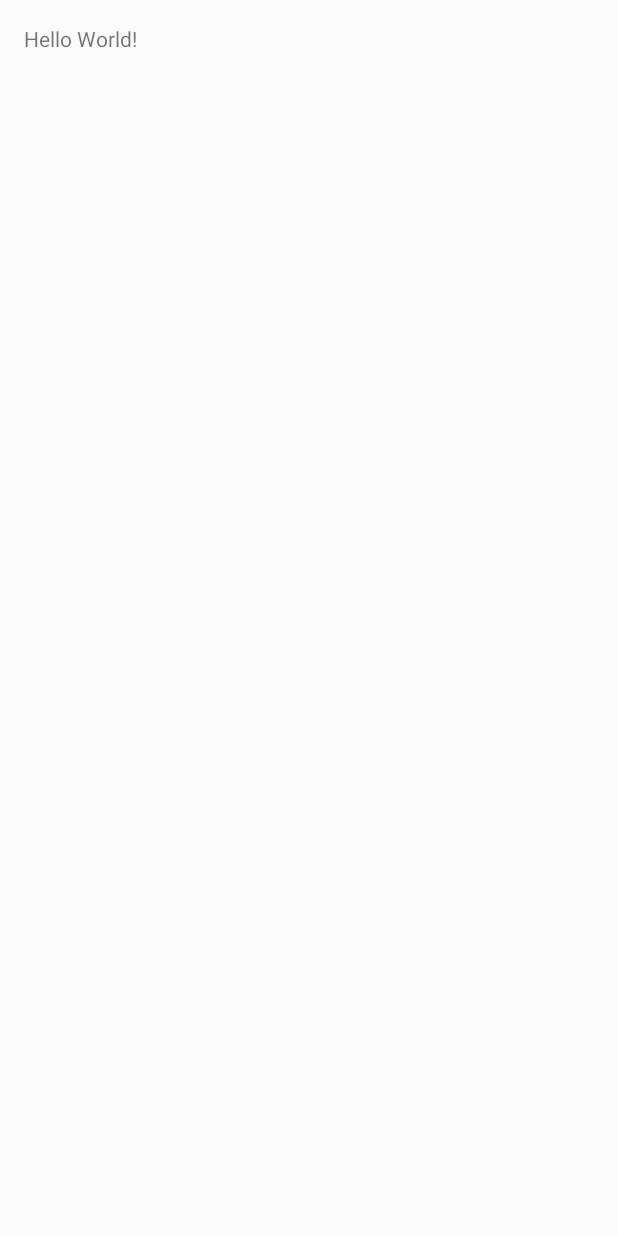
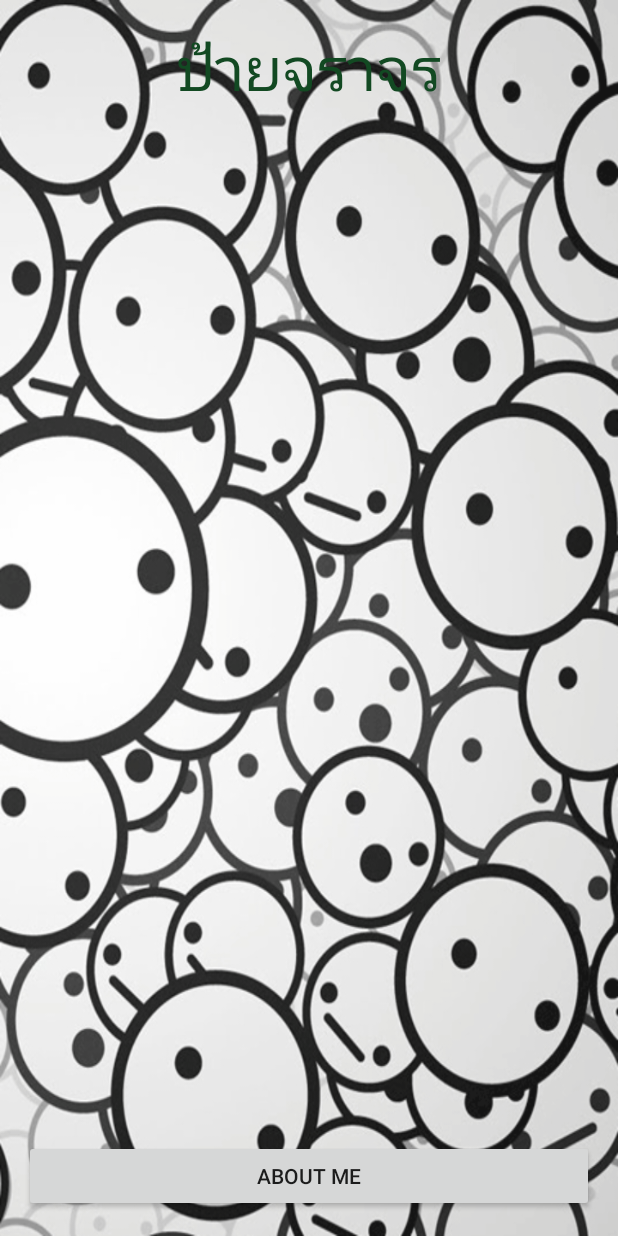
Before and after one commit to AusaWachirapong/Traffic_App_2016-03-12, an Android app: the screen it shows after launch (MainActivity), on a phone screen of 412 x 824 dp. Before the commit the screen is almost empty. Run offline under Robolectric (Android 15) with nearby library versions, the phone set to English and light mode, and no system bars.

Commit message:
UI Desing Complete

```diff
--- a/app/src/main/res/layout/activity_main.xml
+++ b/app/src/main/res/layout/activity_main.xml
@@ -7,10 +7,31 @@
     android:paddingLeft="@dimen/activity_horizontal_margin"
     android:paddingRight="@dimen/activity_horizontal_margin"
     android:paddingTop="@dimen/activity_vertical_margin"
-    tools:context="rabbitsoft.wachirapong.trafficapp.MainActivity">
+    tools:context="rabbitsoft.wachirapong.trafficapp.MainActivity"
+    android:background="@drawable/bg4">
 
     <TextView
         android:layout_width="wrap_content"
         android:layout_height="wrap_content"
-        android:text="Hello World!" />
+        android:text="@string/title_main"
+        android:id="@+id/textView"
+        android:textSize="@dimen/h1"
+        android:layout_centerHorizontal="true"
+        android:textColor="@color/text_h1" />
+
+    <Button
+        android:layout_width="match_parent"
+        android:layout_height="wrap_content"
+        android:text="About Me"
+        android:id="@+id/button"
+
+        android:layout_alignParentBottom="true" />
+
+    <ListView
+        android:layout_width="wrap_content"
+        android:layout_height="wrap_content"
+        android:id="@+id/listView"
+        android:layout_below="@+id/textView"
+        android:layout_above="@+id/button"
+        android:layout_margin="15dp" />
 </RelativeLayout>
--- a/app/src/main/res/values/colors.xml
+++ b/app/src/main/res/values/colors.xml
@@ -3,4 +3,7 @@
     <color name="colorPrimary">#3F51B5</color>
     <color name="colorPrimaryDark">#303F9F</color>
     <color name="colorAccent">#FF4081</color>
+
+
+    <color name="text_h1">#124922</color>
 </resources>
--- a/app/src/main/res/values/dimens.xml
+++ b/app/src/main/res/values/dimens.xml
@@ -2,4 +2,8 @@
     <!-- Default screen margins, per the Android Design guidelines. -->
     <dimen name="activity_horizontal_margin">16dp</dimen>
     <dimen name="activity_vertical_margin">16dp</dimen>
+
+
+    <dimen name="h1">40sp</dimen>
+
 </resources>
--- a/app/src/main/res/values/strings.xml
+++ b/app/src/main/res/values/strings.xml
@@ -1,3 +1,6 @@
 <resources>
-    <string name="app_name">TrafficApp</string>
+    <string name="app_name">Traffic EasyApp</string>
+
+    <string name="title_main">ป้ายจราจร</string>
+
 </resources>
```
Also changed, not shown: app/src/main/res/drawable/bg4.png (added).
